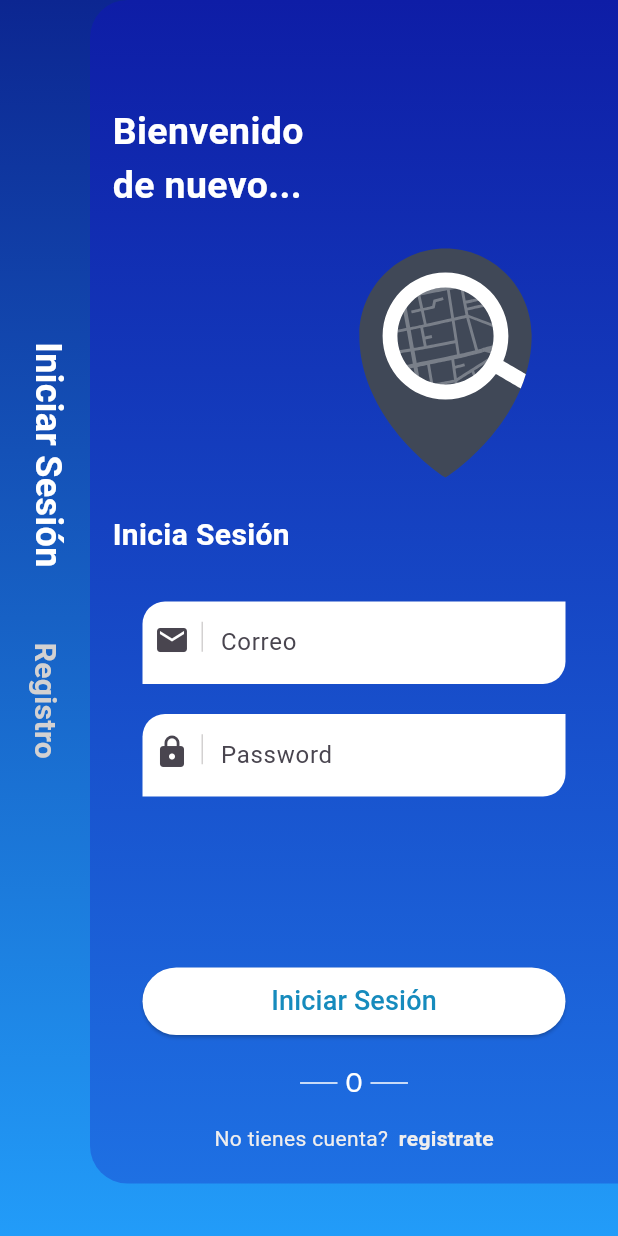
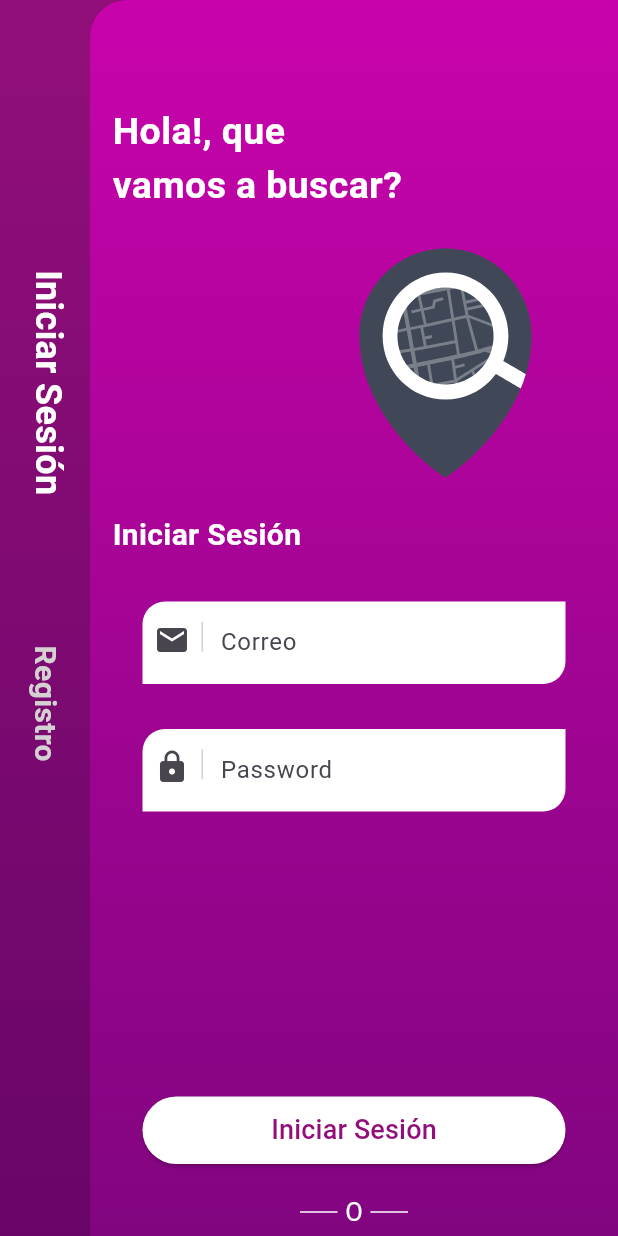
Before and after one commit to CharlyEstudio/citiapp, a Flutter app: the screen it shows after launch, on a phone screen of 412 x 824 dp. Run offline on Flutter 3.47's test engine with Material 3 defaults, Android fonts, the phone set to English and light mode, and no system bars; our stand-ins replace lottie.

Commit message:
Agregamos SingleChildScrollView

```diff
--- a/lib/presentation/pages/auth/login/login_content.dart
+++ b/lib/presentation/pages/auth/login/login_content.dart
@@ -1,3 +1,5 @@
+import 'package:citiapp/presentation/widgets/custom_button.dart';
+import 'package:citiapp/presentation/widgets/custom_textfield.dart';
 import 'package:citiapp/utils/colors.dart';
 import 'package:flutter/material.dart';
 import 'package:lottie/lottie.dart';
@@ -9,7 +11,15 @@ class LoginContent extends StatelessWidget {
   Widget build(BuildContext context) {
     return Stack(
       children: [
-        Container(
+        _backgroundBack(context: context),
+        _backgroundFront(context: context),
+      ],
+    );
+  }
+
+  Widget _backgroundBack({required BuildContext context}) {
+    return SingleChildScrollView(
+      child: Container(
         height: MediaQuery.of(context).size.height,
         width: MediaQuery.of(context).size.width,
         decoration: BoxDecoration(
@@ -19,40 +29,31 @@ class LoginContent extends StatelessWidget {
             colors: MyColors.gradiantSecondary,
           ),
         ),
-          padding: const EdgeInsets.only(left: 15.0),
+        padding: const EdgeInsets.only(left: 15.0, top: 180.0),
         child: Column(
-            mainAxisAlignment: MainAxisAlignment.center,
+          // mainAxisAlignment: MainAxisAlignment.center,
           crossAxisAlignment: CrossAxisAlignment.start,
           children: <Widget>[
-              RotatedBox(
-                quarterTurns: 1,
-                child: Text(
-                  "Iniciar Sesión",
-                  style: TextStyle(
-                      color: MyColors.white,
-                      fontWeight: FontWeight.bold,
-                      fontSize: 24.0),
+            _textRotated(
+                text: "Iniciar Sesión", color: MyColors.white, fontSize: 24.0),
+            const SizedBox(
+              height: 100.0,
             ),
-              ),
-              const SizedBox(
-                height: 50.0,
-              ),
-              RotatedBox(
-                quarterTurns: 1,
-                child: Text(
-                  "Registro",
-                  style: TextStyle(
-                      color: MyColors.gray,
-                      fontWeight: FontWeight.bold,
-                      fontSize: 20.0),
-                ),
-              ),
+            _textRotated(
+                text: "Registro", color: MyColors.gray, fontSize: 20.0),
             const SizedBox(
               height: 90.0,
             ),
           ],
         ),
       ),
+    );
+  }
+
+  Widget _backgroundFront({required BuildContext context}) {
+    return SingleChildScrollView(
+      child: Column(
+        children: [
           Container(
             margin: const EdgeInsets.only(left: 60.0, bottom: 35.0),
             decoration: BoxDecoration(
@@ -68,18 +69,18 @@ class LoginContent extends StatelessWidget {
               margin: const EdgeInsets.only(left: 15.0, right: 15.0),
               child: Column(
                 crossAxisAlignment: CrossAxisAlignment.start,
-              children: <Widget>[
+                children: [
                   const SizedBox(
                     height: 70.0,
                   ),
                   Text(
-                  "Bienvenido",
+                    "Hola!, que",
                     style: TextStyle(
                         fontSize: 25.0,
                         fontWeight: FontWeight.bold,
                         color: MyColors.white),
                   ),
-                Text("de nuevo...",
+                  Text("vamos a buscar?",
                       style: TextStyle(
                           fontSize: 25.0,
                           fontWeight: FontWeight.bold,
@@ -93,88 +94,66 @@ class LoginContent extends StatelessWidget {
                       fit: BoxFit.fill,
                     ),
                   ),
-                Text("Inicia Sesión",
+                  Text("Iniciar Sesión",
                       style: TextStyle(
                           fontSize: 20.0,
                           fontWeight: FontWeight.bold,
                           color: MyColors.white)),
-                Container(
-                  height: 55.0,
-                  margin:
-                      const EdgeInsets.only(top: 30.0, left: 20.0, right: 20.0),
-                  decoration: BoxDecoration(
+                  CustomTextfield(text: "Correo", icon: Icons.email),
+                  CustomTextfield(
+                    text: "Password",
+                    icon: Icons.lock,
+                    obscureText: true,
+                  ),
+                  const SizedBox(
+                    height: 190.0,
+                  ),
+                  CustomButton(
+                    text: "Iniciar Sesión",
                     color: MyColors.white,
-                      borderRadius: const BorderRadius.only(
-                          topLeft: Radius.circular(15.0),
-                          bottomRight: Radius.circular(15.0))),
-                  child: TextFormField(
-                    decoration: InputDecoration(
-                        border: InputBorder.none,
-                        label: const Text("Correo"),
-                        prefixIcon: Container(
-                          margin: const EdgeInsets.only(top: 10.0),
-                          child: Wrap(
-                            alignment: WrapAlignment.spaceEvenly,
-                            children: <Widget>[
-                              const Icon(Icons.email),
-                              Container(
-                                height: 20.0,
-                                width: 1.0,
-                                color: MyColors.gray,
+                    textColor: MyColors.primaryColor,
+                  ),
+                  _separator(),
+                  const SizedBox(
+                    height: 15.0,
+                  ),
+                  _dontHaveAccount(),
+                ],
+              ),
+            ),
           ),
         ],
       ),
-                        )),
+    );
+  }
+
+  Widget _dontHaveAccount() {
+    return Container(
+      margin: const EdgeInsets.only(bottom: 20.0),
+      child: Row(
+        mainAxisAlignment: MainAxisAlignment.center,
+        children: <Widget>[
+          Text(
+            "No tienes cuenta?",
+            style: TextStyle(
+              color: MyColors.grayLight,
             ),
           ),
-                Container(
-                  height: 55.0,
-                  margin:
-                      const EdgeInsets.only(top: 20.0, left: 20.0, right: 20.0),
-                  decoration: BoxDecoration(
-                      color: MyColors.white,
-                      borderRadius: const BorderRadius.only(
-                          topLeft: Radius.circular(15.0),
-                          bottomRight: Radius.circular(15.0))),
-                  child: TextFormField(
-                    obscureText: true,
-                    decoration: InputDecoration(
-                        border: InputBorder.none,
-                        label: const Text("Password"),
-                        prefixIcon: Container(
-                          margin: const EdgeInsets.only(top: 10.0),
-                          child: Wrap(
-                            alignment: WrapAlignment.spaceEvenly,
-                            children: <Widget>[
-                              const Icon(Icons.lock),
-                              Container(
-                                height: 20.0,
-                                width: 1.0,
-                                color: MyColors.gray,
+          const SizedBox(
+            width: 7.0,
+          ),
+          Text(
+            "registrate",
+            style: TextStyle(
+                color: MyColors.grayLight, fontWeight: FontWeight.bold),
           ),
         ],
       ),
-                        )),
-                  ),
-                ),
-                const Spacer(),
-                Container(
-                  height: 45.0,
-                  width: MediaQuery.of(context).size.width,
-                  margin: const EdgeInsets.only(
-                      left: 20.0, right: 20.0, bottom: 20.0),
-                  child: ElevatedButton(
-                      onPressed: () {},
-                      style: ElevatedButton.styleFrom(
-                        backgroundColor: MyColors.white,
-                      ),
-                      child: Text(
-                        "Iniciar Sesión",
-                        style: TextStyle(
-                            fontSize: 18.0, color: MyColors.primaryColor),
-                      )),
-                ),
-                Row(
+    );
+  }
+
+  Widget _separator() {
+    return Row(
       mainAxisAlignment: MainAxisAlignment.center,
       children: <Widget>[
         Container(
@@ -183,9 +162,7 @@ class LoginContent extends StatelessWidget {
           color: MyColors.white,
           margin: const EdgeInsets.only(right: 5.0),
         ),
-                    Text("O",
-                        style:
-                            TextStyle(fontSize: 17.0, color: MyColors.white)),
+        Text("O", style: TextStyle(fontSize: 17.0, color: MyColors.white)),
         Container(
           width: 25.0,
           height: 1.0,
@@ -193,38 +170,18 @@ class LoginContent extends StatelessWidget {
           margin: const EdgeInsets.only(left: 5.0),
         ),
       ],
+    );
+  }
+
+  Widget _textRotated(
+      {required String text, required Color color, double fontSize = 12.0}) {
+    return RotatedBox(
+      quarterTurns: 1,
+      child: Text(
+        text,
+        style: TextStyle(
+            color: color, fontWeight: FontWeight.bold, fontSize: fontSize),
       ),
-                const SizedBox(
-                  height: 15.0,
-                ),
-                Container(
-                  margin: const EdgeInsets.only(bottom: 20.0),
-                  child: Row(
-                    mainAxisAlignment: MainAxisAlignment.center,
-                    children: <Widget>[
-                      Text(
-                        "No tienes cuenta?",
-                        style: TextStyle(
-                          color: MyColors.grayLigth,
-                        ),
-                      ),
-                      const SizedBox(
-                        width: 7.0,
-                      ),
-                      Text(
-                        "registrate",
-                        style: TextStyle(
-                            color: MyColors.grayLigth,
-                            fontWeight: FontWeight.bold),
-                      ),
-                    ],
-                  ),
-                )
-              ],
-            ),
-          ),
-        ),
-      ],
     );
   }
 }
--- /dev/null
+++ b/lib/presentation/pages/auth/register/register_content.dart
@@ -0,0 +1,14 @@
+import 'package:flutter/material.dart';
+
+class RegisterContent extends StatelessWidget {
+  const RegisterContent({super.key});
+
+  @override
+  Widget build(BuildContext context) {
+    return Container(
+      child: const Center(
+        child: Text("Registro"),
+      ),
+    );
+  }
+}
--- /dev/null
+++ b/lib/presentation/pages/auth/register/register_page.dart
@@ -0,0 +1,18 @@
+import 'package:citiapp/presentation/pages/auth/register/register_content.dart';
+import 'package:flutter/material.dart';
+
+class RegisterPage extends StatefulWidget {
+  const RegisterPage({super.key});
+
+  @override
+  State<RegisterPage> createState() => _RegisterPageState();
+}
+
+class _RegisterPageState extends State<RegisterPage> {
+  @override
+  Widget build(BuildContext context) {
+    return const Scaffold(
+      body: RegisterContent(),
+    );
+  }
+}
--- /dev/null
+++ b/lib/presentation/widgets/custom_button.dart
@@ -0,0 +1,33 @@
+import 'package:flutter/material.dart';
+
+class CustomButton extends StatelessWidget {
+  String text;
+  Color color;
+  Color textColor;
+
+  CustomButton(
+      {required this.text,
+      this.color = Colors.white,
+      this.textColor = Colors.black});
+
+  @override
+  Widget build(BuildContext context) {
+    return Container(
+      height: 45.0,
+      width: MediaQuery.of(context).size.width,
+      margin: const EdgeInsets.only(left: 20.0, right: 20.0, bottom: 20.0),
+      child: ElevatedButton(
+          onPressed: () {},
+          style: ElevatedButton.styleFrom(
+            backgroundColor: color,
+          ),
+          child: Text(
+            text,
+            style: TextStyle(
+              fontSize: 18.0,
+              color: textColor,
+            ),
+          )),
+    );
+  }
+}
--- /dev/null
+++ b/lib/presentation/widgets/custom_textfield.dart
@@ -0,0 +1,44 @@
+import 'package:citiapp/utils/colors.dart';
+import 'package:flutter/material.dart';
+
+class CustomTextfield extends StatelessWidget {
+  String text;
+  IconData icon;
+  bool obscureText;
+
+  CustomTextfield(
+      {required this.text, required this.icon, this.obscureText = false});
+
+  @override
+  Widget build(BuildContext context) {
+    return Container(
+      height: 55.0,
+      margin: const EdgeInsets.only(top: 30.0, left: 20.0, right: 20.0),
+      decoration: BoxDecoration(
+          color: MyColors.white,
+          borderRadius: const BorderRadius.only(
+              topLeft: Radius.circular(15.0),
+              bottomRight: Radius.circular(15.0))),
+      child: TextFormField(
+        obscureText: obscureText,
+        decoration: InputDecoration(
+            border: InputBorder.none,
+            label: Text(text),
+            prefixIcon: Container(
+              margin: const EdgeInsets.only(top: 10.0),
+              child: Wrap(
+                alignment: WrapAlignment.spaceEvenly,
+                children: <Widget>[
+                  Icon(icon),
+                  Container(
+                    height: 20.0,
+                    width: 1.0,
+                    color: MyColors.gray,
+                  ),
+                ],
+              ),
+            )),
+      ),
+    );
+  }
+}
--- a/lib/utils/colors.dart
+++ b/lib/utils/colors.dart
@@ -16,9 +16,9 @@ Map<int, Color> color = {
 class MyColors {
   static Color white = const Color(0xFFFFFFFF);
   static Color gray = const Color.fromARGB(255, 211, 209, 209);
-  static Color grayLigth = const Color.fromARGB(255, 239, 238, 238);
+  static Color grayLight = const Color.fromARGB(255, 239, 238, 238);
   // static Color whiteOpacity = const Color.fromRGBO(255, 255, 255, 0.2);
-  static Color primaryColor = const Color.fromARGB(255, 22, 139, 189);
+  static Color primaryColor = const Color.fromARGB(255, 146, 15, 122);
   // static Color primaryOpacityColor = const Color.fromRGBO(0, 0, 0, 0.4);
   // static Color primaryOpacityColorDark = const Color.fromRGBO(194, 28, 56, 0.8);
   // static Color primaryColorDark = const Color(0xFFA7001C);
@@ -27,11 +27,11 @@ class MyColors {
 
   // Grandiants
   static List<Color> gradiantPrimary = <Color>[
-    const Color.fromARGB(255, 14, 29, 166),
-    const Color.fromARGB(255, 30, 112, 227),
+    const Color.fromARGB(255, 200, 3, 171),
+    const Color.fromARGB(255, 125, 5, 125),
   ];
   static List<Color> gradiantSecondary = <Color>[
-    const Color.fromARGB(255, 12, 38, 145),
-    const Color.fromARGB(255, 34, 156, 249),
+    const Color.fromARGB(255, 146, 15, 122),
+    const Color.fromARGB(255, 105, 5, 105),
   ];
 }
```
Lines whose indentation alone changed are shown as unchanged.
